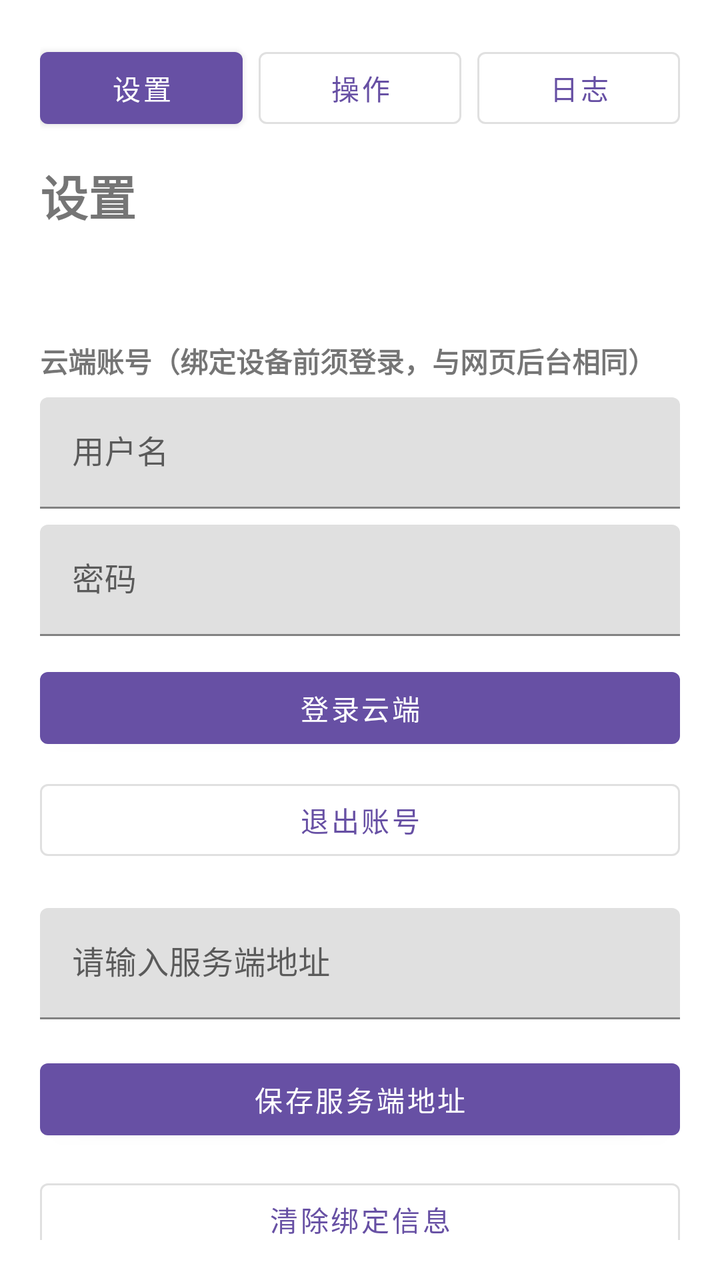
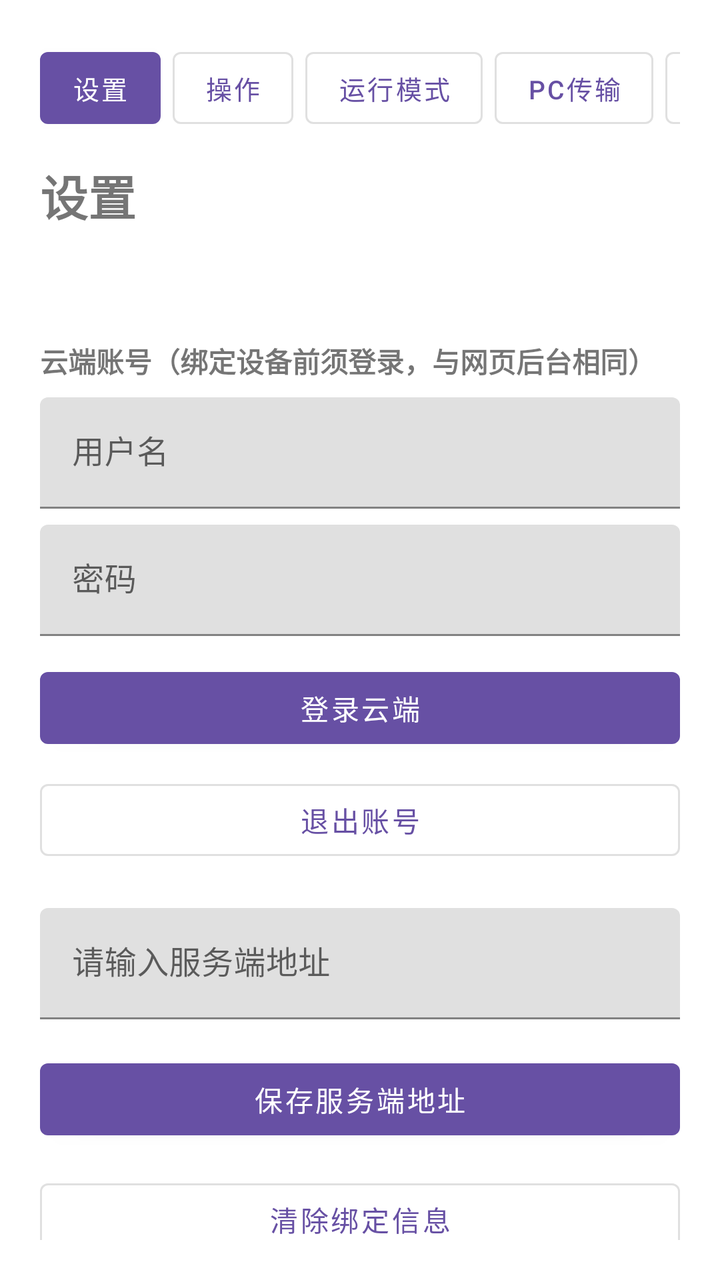

Compare the two renders of this Android layout. The source of the first and the diff that turns it into the second are given below.
<!-- AndroidManifest.xml: application theme Theme.AutoTraces -->
<!-- res/layout/activity_settings.xml -->
<?xml version="1.0" encoding="utf-8"?>
<androidx.core.widget.NestedScrollView xmlns:android="http://schemas.android.com/apk/res/android"
    xmlns:app="http://schemas.android.com/apk/res-auto"
    android:layout_width="match_parent"
    android:layout_height="match_parent"
    android:fillViewport="true"
    android:padding="20dp">

    <androidx.constraintlayout.widget.ConstraintLayout
        android:layout_width="match_parent"
        android:layout_height="wrap_content">

        <com.google.android.material.button.MaterialButton
            android:id="@+id/showSettingsButton"
            style="@style/Widget.MaterialComponents.Button"
            android:layout_width="0dp"
            android:layout_height="wrap_content"
            android:text="设置"
            app:layout_constraintEnd_toStartOf="@id/showActionButton"
            app:layout_constraintStart_toStartOf="parent"
            app:layout_constraintTop_toTopOf="parent" />

        <com.google.android.material.button.MaterialButton
            android:id="@+id/showActionButton"
            style="@style/Widget.MaterialComponents.Button.OutlinedButton"
            android:layout_width="0dp"
            android:layout_height="wrap_content"
            android:layout_marginStart="8dp"
            android:text="操作"
            app:layout_constraintEnd_toStartOf="@id/showLogButton"
            app:layout_constraintStart_toEndOf="@id/showSettingsButton"
            app:layout_constraintTop_toTopOf="parent" />

        <com.google.android.material.button.MaterialButton
            android:id="@+id/showLogButton"
            style="@style/Widget.MaterialComponents.Button.OutlinedButton"
            android:layout_width="0dp"
            android:layout_height="wrap_content"
            android:layout_marginStart="8dp"
            android:text="日志"
            app:layout_constraintEnd_toEndOf="parent"
            app:layout_constraintStart_toEndOf="@id/showActionButton"
            app:layout_constraintTop_toTopOf="parent" />

        <TextView
            android:id="@+id/titleText"
            android:layout_width="0dp"
            android:layout_height="wrap_content"
            android:layout_marginTop="12dp"
            android:text="@string/settings_title"
            android:textSize="24sp"
            android:textStyle="bold"
            app:layout_constraintEnd_toEndOf="parent"
            app:layout_constraintStart_toStartOf="parent"
            app:layout_constraintTop_toBottomOf="@id/showSettingsButton" />

        <TextView
            android:id="@+id/deviceInfoText"
            android:layout_width="0dp"
            android:layout_height="wrap_content"
            android:layout_marginTop="16dp"
            app:layout_constraintEnd_toEndOf="parent"
            app:layout_constraintStart_toStartOf="parent"
            app:layout_constraintTop_toBottomOf="@id/titleText" />

        <TextView
            android:id="@+id/cloudAuthTitle"
            android:layout_width="0dp"
            android:layout_height="wrap_content"
            android:layout_marginTop="20dp"
            android:text="云端账号（绑定设备前须登录，与网页后台相同）"
            android:textStyle="bold"
            app:layout_constraintEnd_toEndOf="parent"
            app:layout_constraintStart_toStartOf="parent"
            app:layout_constraintTop_toBottomOf="@id/deviceInfoText" />

        <com.google.android.material.textfield.TextInputLayout
            android:id="@+id/cloudUsernameLayout"
            android:layout_width="0dp"
            android:layout_height="wrap_content"
            android:layout_marginTop="8dp"
            android:hint="用户名"
            app:layout_constraintEnd_toEndOf="parent"
            app:layout_constraintStart_toStartOf="parent"
            app:layout_constraintTop_toBottomOf="@id/cloudAuthTitle">

            <com.google.android.material.textfield.TextInputEditText
                android:id="@+id/cloudUsernameInput"
                android:layout_width="match_parent"
                android:layout_height="wrap_content"
                android:inputType="text" />
        </com.google.android.material.textfield.TextInputLayout>

        <com.google.android.material.textfield.TextInputLayout
            android:id="@+id/cloudPasswordLayout"
            android:layout_width="0dp"
            android:layout_height="wrap_content"
            android:layout_marginTop="8dp"
            android:hint="密码"
            app:layout_constraintEnd_toEndOf="parent"
            app:layout_constraintStart_toStartOf="parent"
            app:layout_constraintTop_toBottomOf="@id/cloudUsernameLayout">

            <com.google.android.material.textfield.TextInputEditText
                android:id="@+id/cloudPasswordInput"
                android:layout_width="match_parent"
                android:layout_height="wrap_content"
                android:inputType="textPassword" />
        </com.google.android.material.textfield.TextInputLayout>

        <com.google.android.material.button.MaterialButton
            android:id="@+id/cloudLoginButton"
            android:layout_width="0dp"
            android:layout_height="wrap_content"
            android:layout_marginTop="12dp"
            android:text="登录云端"
            app:layout_constraintEnd_toEndOf="parent"
            app:layout_constraintStart_toStartOf="parent"
            app:layout_constraintTop_toBottomOf="@id/cloudPasswordLayout" />

        <com.google.android.material.button.MaterialButton
            android:id="@+id/cloudLogoutButton"
            style="@style/Widget.MaterialComponents.Button.OutlinedButton"
            android:layout_width="0dp"
            android:layout_height="wrap_content"
            android:layout_marginTop="8dp"
            android:text="退出账号"
            app:layout_constraintEnd_toEndOf="parent"
            app:layout_constraintStart_toStartOf="parent"
            app:layout_constraintTop_toBottomOf="@id/cloudLoginButton" />

        <com.google.android.material.textfield.TextInputLayout
            android:id="@+id/serverUrlLayout"
            android:layout_width="0dp"
            android:layout_height="wrap_content"
            android:layout_marginTop="20dp"
            app:layout_constraintEnd_toEndOf="parent"
            app:layout_constraintStart_toStartOf="parent"
            app:layout_constraintTop_toBottomOf="@id/cloudLogoutButton">

            <com.google.android.material.textfield.TextInputEditText
                android:id="@+id/serverUrlInput"
                android:layout_width="match_parent"
                android:layout_height="wrap_content"
                android:hint="@string/hint_server_url"
                android:inputType="textUri" />
        </com.google.android.material.textfield.TextInputLayout>

        <com.google.android.material.button.MaterialButton
            android:id="@+id/saveServerButton"
            android:layout_width="0dp"
            android:layout_height="wrap_content"
            android:layout_marginTop="16dp"
            android:text="@string/action_save_server"
            app:layout_constraintEnd_toEndOf="parent"
            app:layout_constraintStart_toStartOf="parent"
            app:layout_constraintTop_toBottomOf="@id/serverUrlLayout" />

        <com.google.android.material.button.MaterialButton
            android:id="@+id/clearBindingButton"
            style="@style/Widget.MaterialComponents.Button.OutlinedButton"
            android:layout_width="0dp"
            android:layout_height="wrap_content"
            android:layout_marginTop="12dp"
            android:text="@string/action_clear_binding"
            app:layout_constraintEnd_toEndOf="parent"
            app:layout_constraintStart_toStartOf="parent"
            app:layout_constraintTop_toBottomOf="@id/saveServerButton" />

        <com.google.android.material.button.MaterialButton
            android:id="@+id/openConfigParamsButton"
            style="@style/Widget.MaterialComponents.Button.OutlinedButton"
            android:layout_width="0dp"
            android:layout_height="wrap_content"
            android:layout_marginTop="12dp"
            android:text="@string/action_open_config_params"
            app:layout_constraintEnd_toEndOf="parent"
            app:layout_constraintStart_toStartOf="parent"
            app:layout_constraintTop_toBottomOf="@id/clearBindingButton" />

        <TextView
            android:id="@+id/statusText"
            android:layout_width="0dp"
            android:layout_height="wrap_content"
            android:layout_marginTop="20dp"
            android:textColor="@android:color/darker_gray"
            app:layout_constraintEnd_toEndOf="parent"
            app:layout_constraintStart_toStartOf="parent"
            app:layout_constraintTop_toBottomOf="@id/openConfigParamsButton" />

        <TextView
            android:id="@+id/versionText"
            android:layout_width="0dp"
            android:layout_height="wrap_content"
            android:layout_marginTop="24dp"
            android:gravity="center"
            android:textColor="@android:color/darker_gray"
            android:textSize="12sp"
            app:layout_constraintEnd_toEndOf="parent"
            app:layout_constraintStart_toStartOf="parent"
            app:layout_constraintTop_toBottomOf="@id/statusText" />

    </androidx.constraintlayout.widget.ConstraintLayout>

</androidx.core.widget.NestedScrollView>
<!-- resources referenced by this layout -->
<resources>
  <string name="action_clear_binding">清除绑定信息</string>
  <string name="action_open_config_params">查看配置参数</string>
  <string name="action_save_server">保存服务端地址</string>
  <string name="hint_server_url">请输入服务端地址</string>
  <string name="settings_title">设置</string>
  <style name="Theme.AutoTraces" parent="Theme.MaterialComponents.DayNight.NoActionBar">
          <item name="colorPrimary">@color/purple_500</item>
          <item name="colorPrimaryVariant">@color/purple_700</item>
          <item name="colorOnPrimary">@color/white</item>
          <item name="android:statusBarColor" tools:targetApi="l">@color/purple_700</item>
      </style>
  <color name="purple_500">#6750A4</color>
  <color name="purple_700">#4F378B</color>
  <color name="white">#FFFFFF</color>
</resources>

<!-- the commit's change to res/layout/activity_settings.xml (unified diff, before → after) -->
@@ -10,37 +10,70 @@
         android:layout_width="match_parent"
         android:layout_height="wrap_content">
 
-        <com.google.android.material.button.MaterialButton
-            android:id="@+id/showSettingsButton"
-            style="@style/Widget.MaterialComponents.Button"
-            android:layout_width="0dp"
-            android:layout_height="wrap_content"
-            android:text="设置"
-            app:layout_constraintEnd_toStartOf="@id/showActionButton"
-            app:layout_constraintStart_toStartOf="parent"
-            app:layout_constraintTop_toTopOf="parent" />
-
-        <com.google.android.material.button.MaterialButton
-            android:id="@+id/showActionButton"
-            style="@style/Widget.MaterialComponents.Button.OutlinedButton"
-            android:layout_width="0dp"
-            android:layout_height="wrap_content"
-            android:layout_marginStart="8dp"
-            android:text="操作"
-            app:layout_constraintEnd_toStartOf="@id/showLogButton"
-            app:layout_constraintStart_toEndOf="@id/showSettingsButton"
-            app:layout_constraintTop_toTopOf="parent" />
-
-        <com.google.android.material.button.MaterialButton
-            android:id="@+id/showLogButton"
-            style="@style/Widget.MaterialComponents.Button.OutlinedButton"
-            android:layout_width="0dp"
-            android:layout_height="wrap_content"
-            android:layout_marginStart="8dp"
-            android:text="日志"
-            app:layout_constraintEnd_toEndOf="parent"
-            app:layout_constraintStart_toEndOf="@id/showActionButton"
-            app:layout_constraintTop_toTopOf="parent" />
+        <HorizontalScrollView
+            android:id="@+id/topNavScroll"
+            android:layout_width="0dp"
+            android:layout_height="wrap_content"
+            android:scrollbars="none"
+            app:layout_constraintEnd_toEndOf="parent"
+            app:layout_constraintStart_toStartOf="parent"
+            app:layout_constraintTop_toTopOf="parent">
+
+            <LinearLayout
+                android:layout_width="wrap_content"
+                android:layout_height="wrap_content"
+                android:orientation="horizontal">
+
+                <com.google.android.material.button.MaterialButton
+                    android:id="@+id/showSettingsButton"
+                    style="@style/Widget.MaterialComponents.Button"
+                    android:layout_width="wrap_content"
+                    android:layout_height="wrap_content"
+                    android:minWidth="0dp"
+                    android:text="设置"
+                    android:textSize="13sp" />
+
+                <com.google.android.material.button.MaterialButton
+                    android:id="@+id/showActionButton"
+                    style="@style/Widget.MaterialComponents.Button.OutlinedButton"
+                    android:layout_width="wrap_content"
+                    android:layout_height="wrap_content"
+                    android:layout_marginStart="6dp"
+                    android:minWidth="0dp"
+                    android:text="操作"
+                    android:textSize="13sp" />
+
+                <com.google.android.material.button.MaterialButton
+                    android:id="@+id/showControlModeButton"
+                    style="@style/Widget.MaterialComponents.Button.OutlinedButton"
+                    android:layout_width="wrap_content"
+                    android:layout_height="wrap_content"
+                    android:layout_marginStart="6dp"
+                    android:minWidth="0dp"
+                    android:text="运行模式"
+                    android:textSize="13sp" />
+
+                <com.google.android.material.button.MaterialButton
+                    android:id="@+id/showVideoDedButton"
+                    style="@style/Widget.MaterialComponents.Button.OutlinedButton"
+                    android:layout_width="wrap_content"
+                    android:layout_height="wrap_content"
+                    android:layout_marginStart="6dp"
+                    android:minWidth="0dp"
+                    android:text="@string/nav_video_ded"
+                    android:textSize="13sp" />
+
+                <com.google.android.material.button.MaterialButton
+                    android:id="@+id/showLogButton"
+                    style="@style/Widget.MaterialComponents.Button.OutlinedButton"
+                    android:layout_width="wrap_content"
+                    android:layout_height="wrap_content"
+                    android:layout_marginStart="6dp"
+                    android:minWidth="0dp"
+                    android:text="日志"
+                    android:textSize="13sp" />
+            </LinearLayout>
+        </HorizontalScrollView>
 
         <TextView
             android:id="@+id/titleText"
@@ -52,7 +85,7 @@
             android:textStyle="bold"
             app:layout_constraintEnd_toEndOf="parent"
             app:layout_constraintStart_toStartOf="parent"
-            app:layout_constraintTop_toBottomOf="@id/showSettingsButton" />
+            app:layout_constraintTop_toBottomOf="@id/topNavScroll" />
 
         <TextView
             android:id="@+id/deviceInfoText"
<!-- resource entries referenced after the edit -->
@@ -4,6 +4,7 @@
   <string name="action_open_config_params">查看配置参数</string>
   <string name="action_save_server">保存服务端地址</string>
   <string name="hint_server_url">请输入服务端地址</string>
+  <string name="nav_video_ded">PC传输</string>
   <string name="settings_title">设置</string>
   <style name="Theme.AutoTraces" parent="Theme.MaterialComponents.DayNight.NoActionBar">
           <item name="colorPrimary">@color/purple_500</item>
